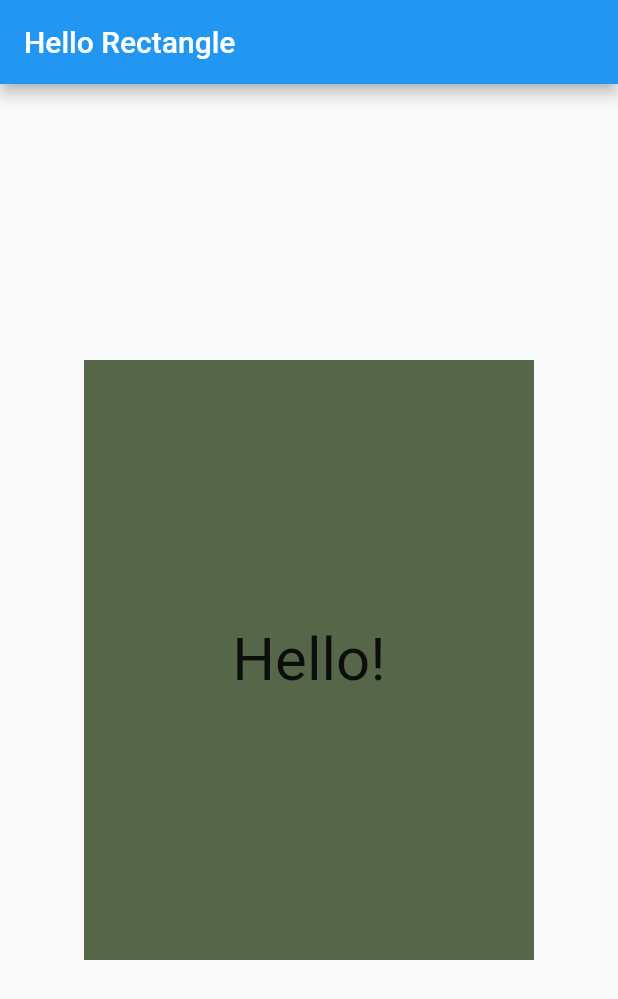
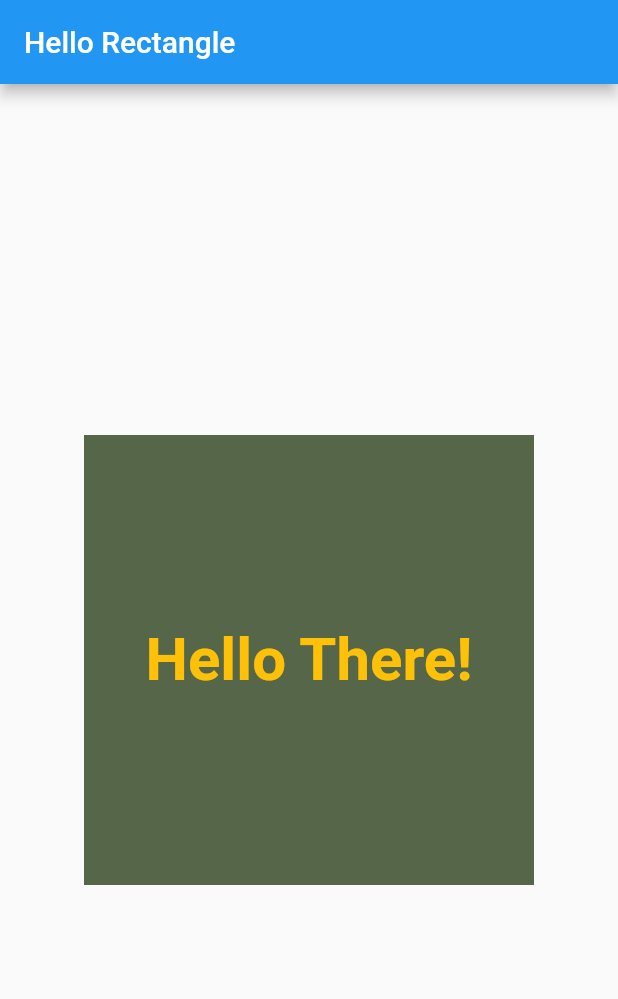
Before and after one commit to ocalvet/udacity_hello_rectangle, a Flutter app: the screen it shows after launch, on a phone screen of 412 x 824 dp. Shown: the top 999 px of the screen. Run offline on Flutter 3.47's test engine with Material 2 defaults, Android fonts, the phone set to English and light mode, and no system bars.

Commit message:
Add styles to Text

```diff
--- a/lib/main.dart
+++ b/lib/main.dart
@@ -30,8 +30,10 @@ class HelloRectangleState extends State<HelloRectangle> {
     super.initState();
     this.selectedColor = getRandomColor();
   }
+
   Color getRandomColor() {
-    return Color.fromARGB(200,
+    return Color.fromARGB(
+      200,
       random.nextInt(255),
       random.nextInt(255),
       random.nextInt(255),
@@ -54,12 +56,15 @@ class HelloRectangleState extends State<HelloRectangle> {
       },
       child: Container(
         color: selectedColor,
-            height: 400.0,
+        height: 300.0,
         width: 300.0,
         child: Center(
           child: Text(
-                'Hello!',
-                style: TextStyle(fontSize: 40.0),
+            'Hello There!',
+            style: TextStyle(
+                fontSize: 40.0,
+                fontWeight: FontWeight.bold,
+                color: Colors.amber),
             textAlign: TextAlign.center,
           ),
         ),
```
Also changed, not shown: pubspec.lock. Lines whose indentation alone changed are shown as unchanged.
